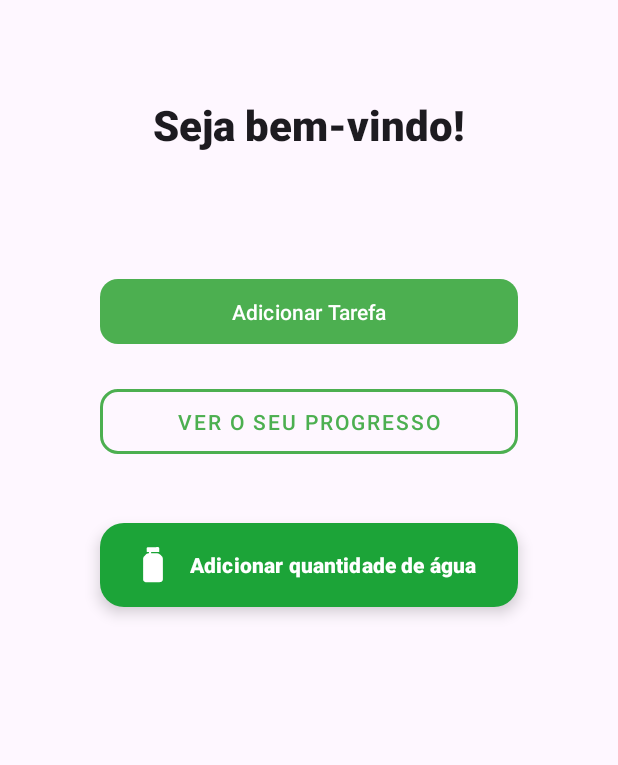
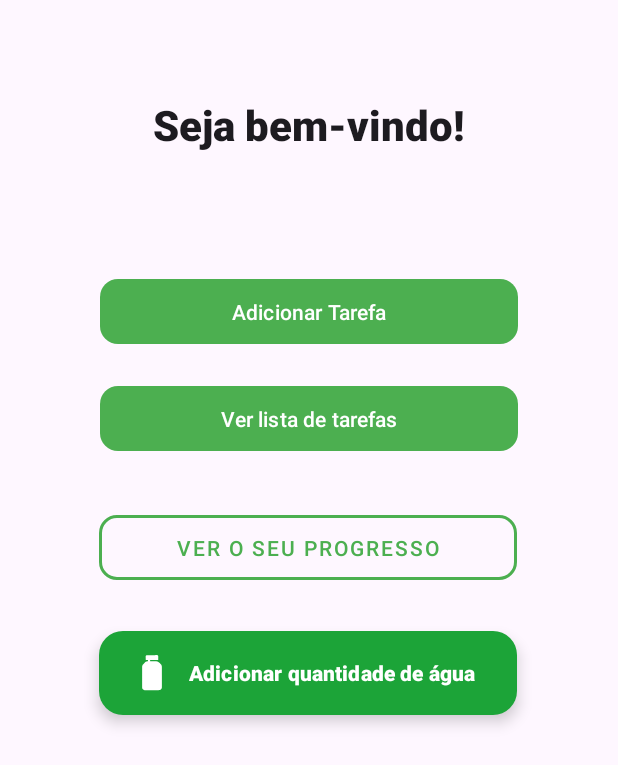
Before and after one commit to MateusBurkle/Projeto_Mobile, an Android app: the PrincipalActivity screen opened directly, with no data from a screen before it, on a phone screen of 412 x 824 dp. Shown: the top 765 px of the screen. Run offline under Robolectric (Android 15) with nearby library versions, the phone set to English and light mode, and no system bars.

Commit message:
criacao de novo botao ver tarefas, para arrumar o prpblema de visualizacao de tarefas

```diff
--- a/app/src/main/java/com/example/projeto/ui/PrincipalActivity.java
+++ b/app/src/main/java/com/example/projeto/ui/PrincipalActivity.java
@@ -29,6 +29,14 @@ public class PrincipalActivity extends AppCompatActivity {
             btnAdicionarTarefa.setOnClickListener(v ->
                     startActivity(new Intent(this, TarefasActivity.class))
             );
+        }
+        // Ver lista de tarefas
+        View btnVerListaTarefas = findViewById(R.id.btnVerListaTarefas);
+        if (btnVerListaTarefas != null) {
+            btnVerListaTarefas.setOnClickListener(v -> {
+                Intent intent = new Intent(PrincipalActivity.this, ListaTarefasActivity.class);
+                startActivity(intent);
+            });
         }
 
         // Progresso
--- a/app/src/main/res/layout/principal.xml
+++ b/app/src/main/res/layout/principal.xml
@@ -21,7 +21,9 @@
         app:layout_constraintTop_toTopOf="parent"
         app:layout_constraintStart_toStartOf="parent"
         app:layout_constraintEnd_toEndOf="parent"
-        android:layout_marginTop="64dp" /> <com.google.android.material.button.MaterialButton
+        android:layout_marginTop="64dp" />
+
+    <com.google.android.material.button.MaterialButton
     android:id="@+id/btnAdicionarTarefa"
     android:layout_width="0dp"
     android:layout_height="wrap_content"
@@ -35,40 +37,56 @@
     app:layout_constraintTop_toBottomOf="@id/welcome" />
 
     <com.google.android.material.button.MaterialButton
-        android:id="@+id/btnProgresso"
+        android:id="@+id/btnVerListaTarefas"
         android:layout_width="0dp"
         android:layout_height="wrap_content"
         android:layout_marginTop="20dp"
-        android:text="@string/see_progress"
+        android:text="@string/see_task_list"
         android:paddingVertical="12dp"
-        style="@style/Widget.MaterialComponents.Button.OutlinedButton"
-        app:strokeColor="?attr/colorPrimary"
-        app:strokeWidth="2dp"
         app:cornerRadius="12dp"
+        app:backgroundTint="?attr/colorPrimary"
         app:layout_constraintWidth_percent="0.8"
         app:layout_constraintEnd_toEndOf="parent"
         app:layout_constraintStart_toStartOf="parent"
         app:layout_constraintTop_toBottomOf="@id/btnAdicionarTarefa" />
 
+    <com.google.android.material.button.MaterialButton
+        android:id="@+id/btnProgresso"
+        style="@style/Widget.MaterialComponents.Button.OutlinedButton"
+        android:layout_width="0dp"
+        android:layout_height="wrap_content"
+        android:layout_marginTop="104dp"
+        android:paddingVertical="12dp"
+        android:text="@string/see_progress"
+        app:cornerRadius="12dp"
+        app:layout_constraintEnd_toEndOf="parent"
+        app:layout_constraintHorizontal_bias="0.492"
+        app:layout_constraintStart_toStartOf="parent"
+        app:layout_constraintTop_toBottomOf="@id/btnAdicionarTarefa"
+        app:layout_constraintWidth_percent="0.8"
+        app:strokeColor="?attr/colorPrimary"
+        app:strokeWidth="2dp" />
+
     <com.google.android.material.floatingactionbutton.ExtendedFloatingActionButton
         android:id="@+id/btnAguaFAB"
         android:layout_width="0dp"
         android:layout_height="wrap_content"
-        android:layout_marginTop="40dp"
+        android:layout_marginTop="28dp"
+        android:paddingVertical="10dp"
         android:text="@string/add_water_fab"
         android:textAllCaps="false"
         android:textColor="@android:color/white"
         android:textStyle="bold"
-        android:paddingVertical="10dp"
         app:backgroundTint="#1CA438"
         app:icon="@drawable/icone_garrafa_preta"
         app:iconGravity="textStart"
         app:iconPadding="12dp"
         app:iconSize="24dp"
         app:iconTint="@android:color/white"
-        app:layout_constraintWidth_percent="0.8"
+        app:layout_constraintEnd_toEndOf="parent"
+        app:layout_constraintHorizontal_bias="0.492"
+        app:layout_constraintStart_toStartOf="parent"
         app:layout_constraintTop_toBottomOf="@id/btnProgresso"
-        app:layout_constraintStart_toStartOf="parent"
-        app:layout_constraintEnd_toEndOf="parent" />
+        app:layout_constraintWidth_percent="0.8" />
 
 </androidx.constraintlayout.widget.ConstraintLayout>
--- a/app/src/main/res/values/strings.xml
+++ b/app/src/main/res/values/strings.xml
@@ -3,6 +3,7 @@
     <string name="app_name">Projeto</string>
     <string name="welcome">Seja bem-vindo!</string>
     <string name="add_task">Adicionar Tarefa</string>
+    <string name="see_task_list">Ver lista de tarefas</string>
     <string name="see_progress">Ver o seu progresso</string>
     <string name="add_water_fab">Adicionar quantidade de água</string>
 
```
